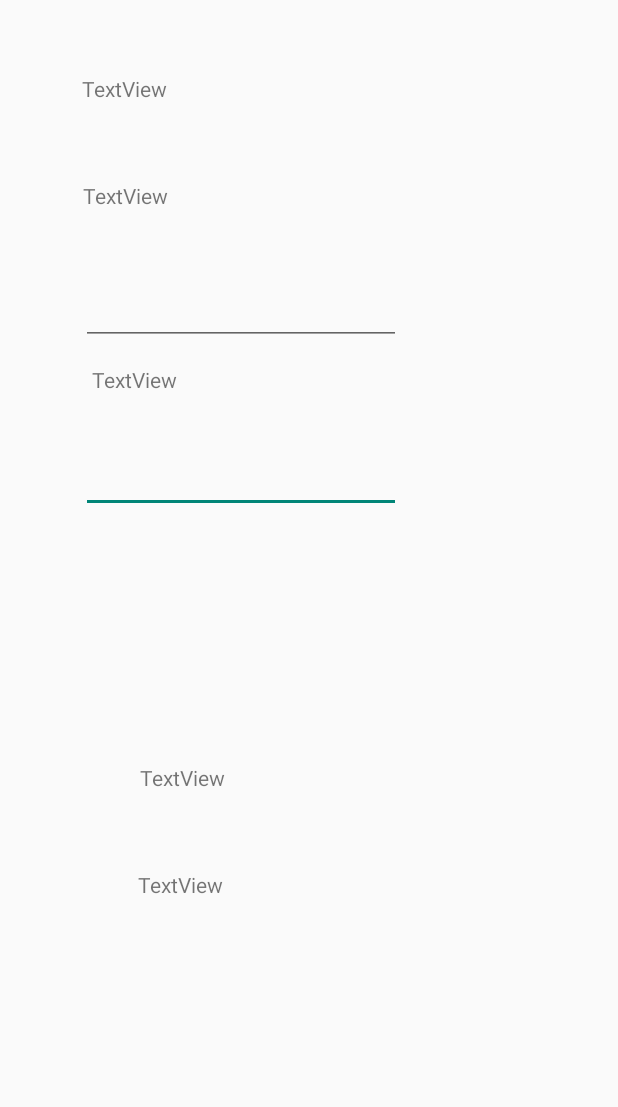
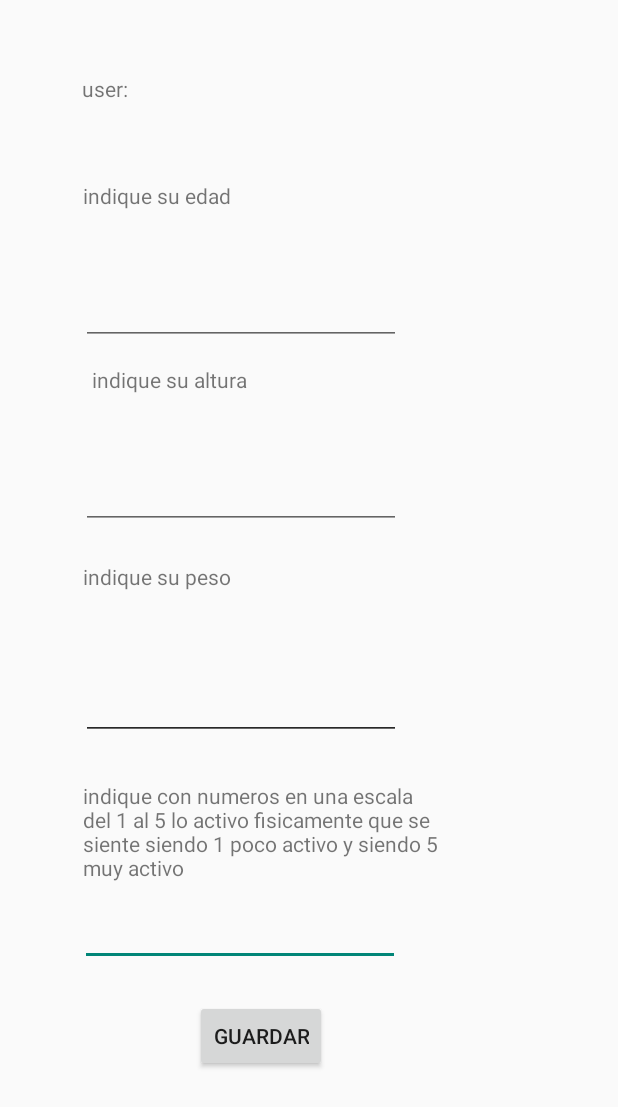
Before and after one commit to ismagz32/proyecto_app_gym, an Android app: the layout activity_toma_de_datos.xml on its own in the app's theme, with its tools: preview values and no code run, on a phone screen of 412 x 824 dp. Shown: the top 1107 px of the screen. Run offline under Robolectric (Android 15) with nearby library versions, the phone set to English and light mode, and no system bars.

Commit message:
toma de datos y seleccion de ejercicios

```diff
--- a/app/src/main/AndroidManifest.xml
+++ b/app/src/main/AndroidManifest.xml
@@ -11,6 +11,9 @@
         android:supportsRtl="true"
         android:theme="@style/Theme.Proyecto_app_gym"
         tools:targetApi="31">
+        <activity
+            android:name=".Rutina"
+            android:exported="false" />
         <activity
             android:name=".TomaDeDatos"
             android:exported="false" />
--- a/app/src/main/java/com/example/proyecto_app_gym/Usuario.java
+++ b/app/src/main/java/com/example/proyecto_app_gym/Usuario.java
@@ -3,9 +3,8 @@ package com.example.proyecto_app_gym;
 public class Usuario {
     String email;
     int edad;
+    int altura;
     int actividadFisica;
-    int porcentajeGraso;
-    int EntrenoSemanal;
-
+    int peso;
 
 }
--- a/app/src/main/res/layout/activity_toma_de_datos.xml
+++ b/app/src/main/res/layout/activity_toma_de_datos.xml
@@ -7,7 +7,20 @@
     tools:context=".TomaDeDatos">
 
     <EditText
-        android:id="@+id/editTextNumberDecimal2"
+        android:id="@+id/editTextActividad"
+        android:layout_width="wrap_content"
+        android:layout_height="wrap_content"
+        android:ems="10"
+        android:inputType="numberDecimal"
+        app:layout_constraintBottom_toBottomOf="parent"
+        app:layout_constraintEnd_toEndOf="parent"
+        app:layout_constraintHorizontal_bias="0.268"
+        app:layout_constraintStart_toStartOf="parent"
+        app:layout_constraintTop_toTopOf="parent"
+        app:layout_constraintVertical_bias="0.769" />
+
+    <EditText
+        android:id="@+id/editTextNumberDecimal4"
         android:layout_width="wrap_content"
         android:layout_height="wrap_content"
         android:ems="10"
@@ -17,25 +30,51 @@
         app:layout_constraintHorizontal_bias="0.273"
         app:layout_constraintStart_toStartOf="parent"
         app:layout_constraintTop_toTopOf="parent"
-        app:layout_constraintVertical_bias="0.381" />
+        app:layout_constraintVertical_bias="0.575" />
+
+    <EditText
+        android:id="@+id/editTextPeso"
+        android:layout_width="wrap_content"
+        android:layout_height="wrap_content"
+        android:ems="10"
+        android:inputType="numberDecimal"
+        app:layout_constraintBottom_toBottomOf="parent"
+        app:layout_constraintEnd_toEndOf="parent"
+        app:layout_constraintHorizontal_bias="0.273"
+        app:layout_constraintStart_toStartOf="parent"
+        app:layout_constraintTop_toTopOf="parent"
+        app:layout_constraintVertical_bias="0.575" />
+
+    <EditText
+        android:id="@+id/editTextAltura"
+        android:layout_width="wrap_content"
+        android:layout_height="wrap_content"
+        android:ems="10"
+        android:inputType="numberDecimal"
+        app:layout_constraintBottom_toBottomOf="parent"
+        app:layout_constraintEnd_toEndOf="parent"
+        app:layout_constraintHorizontal_bias="0.273"
+        app:layout_constraintStart_toStartOf="parent"
+        app:layout_constraintTop_toTopOf="parent"
+        app:layout_constraintVertical_bias="0.395" />
 
     <TextView
         android:id="@+id/textView5"
-        android:layout_width="143dp"
-        android:layout_height="36dp"
-        android:text="TextView"
+        android:layout_width="242dp"
+        android:layout_height="71dp"
+        android:text="indique con numeros en una escala del 1 al 5 lo activo fisicamente que se siente siendo 1 poco activo y siendo 5 muy activo"
         app:layout_constraintBottom_toBottomOf="parent"
         app:layout_constraintEnd_toEndOf="parent"
-        app:layout_constraintHorizontal_bias="0.343"
+        app:layout_constraintHorizontal_bias="0.325"
         app:layout_constraintStart_toStartOf="parent"
         app:layout_constraintTop_toTopOf="parent"
-        app:layout_constraintVertical_bias="0.736" />
+        app:layout_constraintVertical_bias="0.692" />
 
     <TextView
         android:id="@+id/textView2"
         android:layout_width="152dp"
         android:layout_height="40dp"
-        android:text="TextView"
+        android:text="indique su edad"
         app:layout_constraintBottom_toBottomOf="parent"
         app:layout_constraintEnd_toEndOf="parent"
         app:layout_constraintHorizontal_bias="0.212"
@@ -47,7 +86,7 @@
         android:id="@+id/textView3"
         android:layout_width="146dp"
         android:layout_height="32dp"
-        android:text="TextView"
+        android:text="indique su altura"
         app:layout_constraintBottom_toBottomOf="parent"
         app:layout_constraintEnd_toEndOf="parent"
         app:layout_constraintHorizontal_bias="0.23"
@@ -59,19 +98,19 @@
         android:id="@+id/textView4"
         android:layout_width="142dp"
         android:layout_height="37dp"
-        android:text="TextView"
+        android:text="indique su peso"
         app:layout_constraintBottom_toBottomOf="parent"
         app:layout_constraintEnd_toEndOf="parent"
-        app:layout_constraintHorizontal_bias="0.345"
+        app:layout_constraintHorizontal_bias="0.204"
         app:layout_constraintStart_toStartOf="parent"
         app:layout_constraintTop_toTopOf="parent"
-        app:layout_constraintVertical_bias="0.647" />
+        app:layout_constraintVertical_bias="0.476" />
 
     <TextView
-        android:id="@+id/textView"
+        android:id="@+id/textViewemail"
         android:layout_width="163dp"
         android:layout_height="40dp"
-        android:text="TextView"
+        android:text="user:"
         app:layout_constraintBottom_toBottomOf="parent"
         app:layout_constraintEnd_toEndOf="parent"
         app:layout_constraintHorizontal_bias="0.221"
@@ -80,7 +119,7 @@
         app:layout_constraintVertical_bias="0.063" />
 
     <EditText
-        android:id="@+id/editTextNumberDecimal"
+        android:id="@+id/editTextEdad"
         android:layout_width="wrap_content"
         android:layout_height="wrap_content"
         android:ems="10"
@@ -92,4 +131,16 @@
         app:layout_constraintTop_toTopOf="parent"
         app:layout_constraintVertical_bias="0.237" />
 
+    <Button
+        android:id="@+id/buttonSave"
+        android:layout_width="wrap_content"
+        android:layout_height="wrap_content"
+        android:text="Guardar"
+        app:layout_constraintBottom_toBottomOf="parent"
+        app:layout_constraintEnd_toEndOf="parent"
+        app:layout_constraintHorizontal_bias="0.402"
+        app:layout_constraintStart_toStartOf="parent"
+        app:layout_constraintTop_toTopOf="parent"
+        app:layout_constraintVertical_bias="0.859" />
+
 </androidx.constraintlayout.widget.ConstraintLayout>
```
Also changed, not shown: app/src/main/java/com/example/proyecto_app_gym/Ejercicio.java (added, +64 -0 lines), app/src/main/java/com/example/proyecto_app_gym/Rutina.java (added, +47 -0 lines), app/src/main/java/com/example/proyecto_app_gym/TomaDeDatos.java (+66 -6 lines), app/src/main/res/layout/activity_rutina.xml (added, +9 -0 lines).
